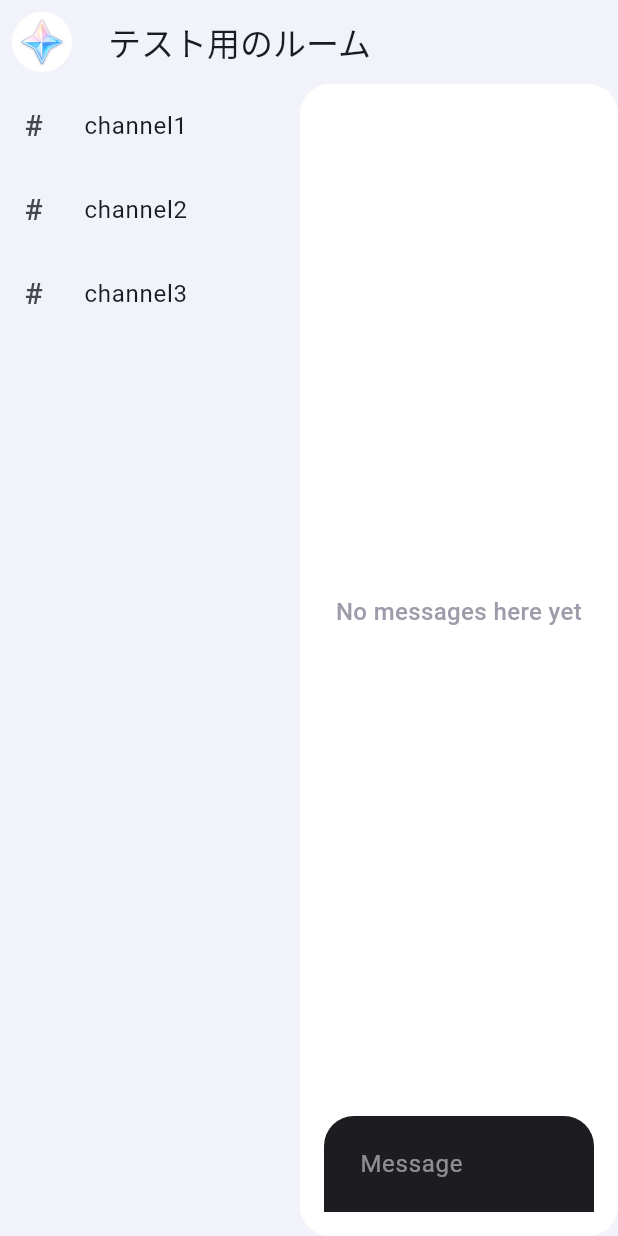
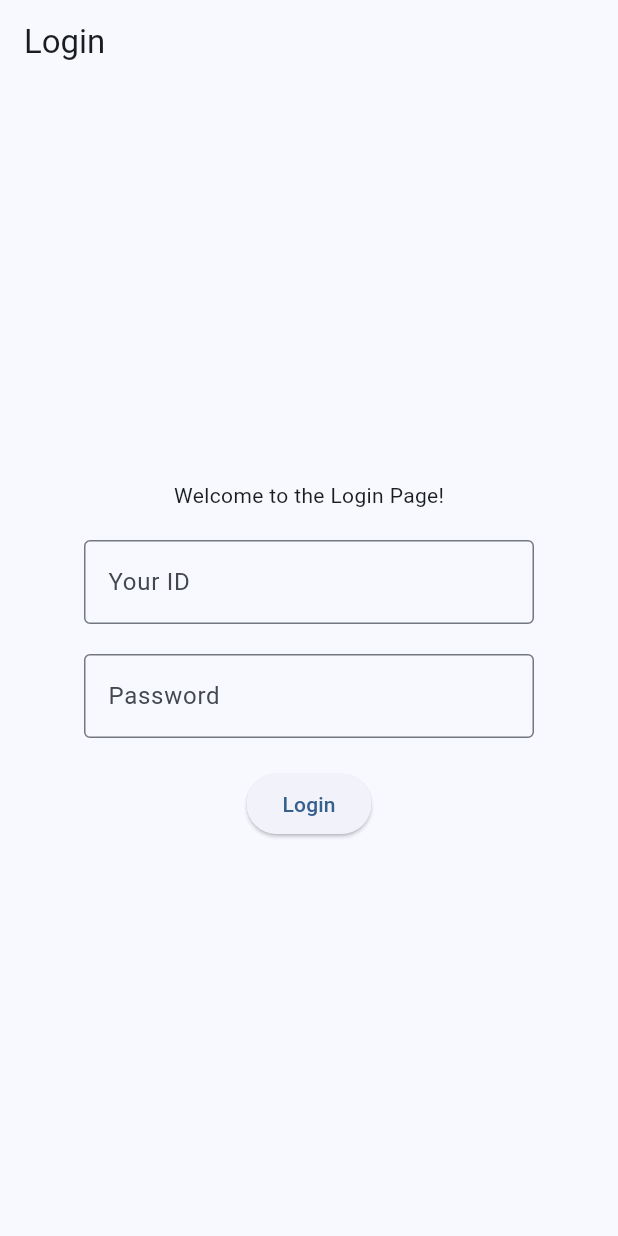
Before and after one commit to hakumai22/hakumai22_flutter_chatapp, a Flutter app: the screen it shows after launch, on a phone screen of 412 x 824 dp. Run offline on Flutter 3.47's test engine with Material 3 defaults, Android fonts, the phone set to English and light mode, and no system bars; our stand-ins replace cloud_firestore, firebase_auth, firebase_core, firebase_database, flutter_chat_types, flutter_chat_ui and 1 more; missing offline and left inert: flutter_floating_bottom_bar; accounts and stored records are empty.

Commit message:
Add LoginDisplay

```diff
--- /dev/null
+++ b/lib/LoginDisplay.dart
@@ -0,0 +1,101 @@
+import 'dart:ui';
+import 'package:flutter_floating_bottom_bar/flutter_floating_bottom_bar.dart';
+import 'package:flutter/material.dart';
+import 'package:image_picker/image_picker.dart';
+import 'dart:io';
+import 'dart:convert';
+import 'dart:math';
+import 'package:flutter_chat_types/flutter_chat_types.dart' as types;
+import 'package:flutter_chat_ui/flutter_chat_ui.dart';
+import 'package:firebase_core/firebase_core.dart';
+import 'firebase_options.dart';
+import 'package:firebase_database/firebase_database.dart';
+import 'package:cloud_firestore/cloud_firestore.dart';
+import 'package:firebase_auth/firebase_auth.dart';
+//---------------------My Code-------------------
+import 'package:flutter_application_1/overlay.dart';
+import 'package:flutter_application_1/struct/Uniquemessage.dart';
+import 'MainDisplay.dart';
+import 'SomeFunctions.dart';
+
+class Logindisplay extends StatefulWidget {
+  @override
+  _LogindisplayState createState() => _LogindisplayState();
+}
+
+class _LogindisplayState extends State<Logindisplay> {
+  String _userId = '';
+  @override
+  Widget build(BuildContext context) {
+    return Scaffold(
+      appBar: AppBar(title: Text('Login')),
+      body: Center(
+        child: Column(
+          mainAxisAlignment: MainAxisAlignment.center,
+          children: <Widget>[
+            Text('Welcome to the Login Page!'),
+            SizedBox(height: 20),
+            SizedBox(
+              width: 300,
+              child: TextField(
+                decoration: InputDecoration(
+                  border: OutlineInputBorder(),
+                  labelText: 'Your ID',
+                ),
+                onChanged: (value) {
+                  setState(() {
+                    _userId = value;
+                  });
+                },
+              ),
+            ),
+            SizedBox(height: 20),
+            SizedBox(
+              width: 300,
+              child: TextField(
+                decoration: InputDecoration(
+                  border: OutlineInputBorder(),
+                  labelText: 'Password',
+                ),
+                obscureText: true,
+              ),
+            ),
+            SizedBox(height: 20),
+            ElevatedButton(
+              onPressed: () {
+                // ログイン処理をここに追加
+                if (_userId.isEmpty) {
+                  showDialog(
+                    context: context,
+                    builder: (context) {
+                      return AlertDialog(
+                        title: Text('Error'),
+                        content: Text('Please enter a valid ID.'),
+                        actions: <Widget>[
+                          TextButton(
+                            onPressed: () {
+                              Navigator.of(context).pop();
+                            },
+                            child: Text('OK'),
+                          ),
+                        ],
+                      );
+                    },
+                  );
+                  return;
+                }
+                Navigator.pushReplacement(
+                  context,
+                  MaterialPageRoute(
+                    builder: (context) => MainDisplay(userId: _userId),
+                  ),
+                );
+              },
+              child: Text('Login'),
+            ),
+          ],
+        ),
+      ),
+    );
+  }
+}
--- a/lib/MainDisplay.dart
+++ b/lib/MainDisplay.dart
@@ -15,16 +15,19 @@ import 'package:firebase_auth/firebase_auth.dart';
 import 'package:flutter_application_1/overlay.dart';
 import 'package:flutter_application_1/struct/Uniquemessage.dart';
 import 'package:flutter_application_1/SomeFunctions.dart';
+import 'LoginDisplay.dart';
 
 class MainDisplay extends StatefulWidget {
+  final String userId;
+  MainDisplay({required this.userId});
   @override
   _MainDisplayState createState() => _MainDisplayState();
 }
 
 class _MainDisplayState extends State<MainDisplay> {
   static List<types.Message> _messages = [];
-  final String karifromuser = "56023";
-  final String karitouser = "56024";
+  String karifromuser = "56023";
+  String karitouser = "56024";
   final _byuser = const types.User(
     id: '82091008-a484-4a89-ae75-a22bf8d6f3ac',
     firstName: "hakumai22",
@@ -34,6 +37,8 @@ class _MainDisplayState extends State<MainDisplay> {
   @override
   void initState() {
     super.initState();
+    karifromuser = widget.userId;
+    karitouser = "56024";
     // コールバックの登録
     addMessageCallback = _addMessage;
     cloudSendCallback = CloudMessagesendonly;
--- a/lib/SomeFunctions.dart
+++ b/lib/SomeFunctions.dart
@@ -16,6 +16,7 @@ import 'package:flutter_application_1/struct/Uniquemessage.dart';
 import 'package:flutter_application_1/overlay.dart';
 import 'package:flutter_application_1/MainDisplay.dart';
 import 'main.dart';
+import 'LoginDisplay.dart';
 
 // メッセージ処理用のコールバック
 typedef MessageHandler = void Function(Uniquemessage message, {bool addcloud});
--- a/lib/main.dart
+++ b/lib/main.dart
@@ -17,6 +17,7 @@ import 'package:flutter_application_1/overlay.dart';
 import 'package:flutter_application_1/struct/Uniquemessage.dart';
 import 'MainDisplay.dart';
 import 'SomeFunctions.dart';
+import 'LoginDisplay.dart';
 
 void main() async {
   WidgetsFlutterBinding.ensureInitialized();
@@ -33,9 +34,13 @@ void main() async {
   runApp(MyApp());
 }
 
-class MyApp extends StatelessWidget {
+class MyApp extends StatefulWidget {
+  @override
   const MyApp({super.key});
+  State<MyApp> createState() => _MyAppState();
+}
 
+class _MyAppState extends State<MyApp> {
   @override
   Widget build(BuildContext context) {
     return MaterialApp(
@@ -43,7 +48,7 @@ class MyApp extends StatelessWidget {
       theme: ThemeData(
         colorScheme: ColorScheme.fromSeed(seedColor: Colors.blue),
       ),
-      home: MainDisplay(),
+      home: Logindisplay(),
       debugShowCheckedModeBanner: false,
     );
   }
--- a/lib/overlay.dart
+++ b/lib/overlay.dart
@@ -12,6 +12,7 @@ import 'firebase_options.dart';
 import 'package:firebase_database/firebase_database.dart';
 import 'package:cloud_firestore/cloud_firestore.dart';
 import 'package:firebase_auth/firebase_auth.dart';
+import 'LoginDisplay.dart';
 
 OverlayEntry? overlayEntry;
 void showOverlay(BuildContext context, bool a) {
```
